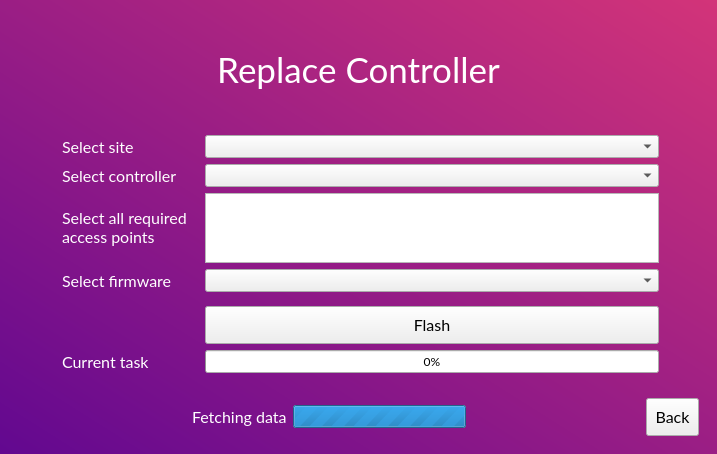
Before: the Qt Designer form mainwindow.ui in InamataIO/Flasher, drawn with Qt 5.
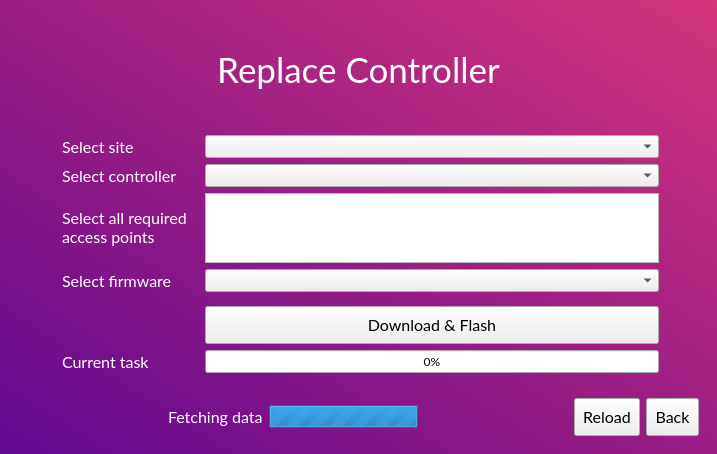
After: the same form once the commit is applied. Icons and pictures are not drawn.

The edit to the form file:
```diff
--- a/mainwindow.ui
+++ b/mainwindow.ui
@@ -644,7 +644,7 @@
            <item row="5" column="1">
             <widget class="QPushButton" name="pushButton">
              <property name="text">
-              <string>Flash</string>
+              <string>Download &amp;&amp; Flash</string>
              </property>
             </widget>
            </item>
@@ -723,6 +723,13 @@
             </property>
            </spacer>
           </item>
+          <item>
+           <widget class="QPushButton" name="replaceControllerReloadButton">
+            <property name="text">
+             <string>Reload</string>
+            </property>
+           </widget>
+          </item>
           <item>
            <widget class="QPushButton" name="replaceBackPushButton">
             <property name="text">
```
Left out of the diff: 23 changed lines with no effect on the pictures.
